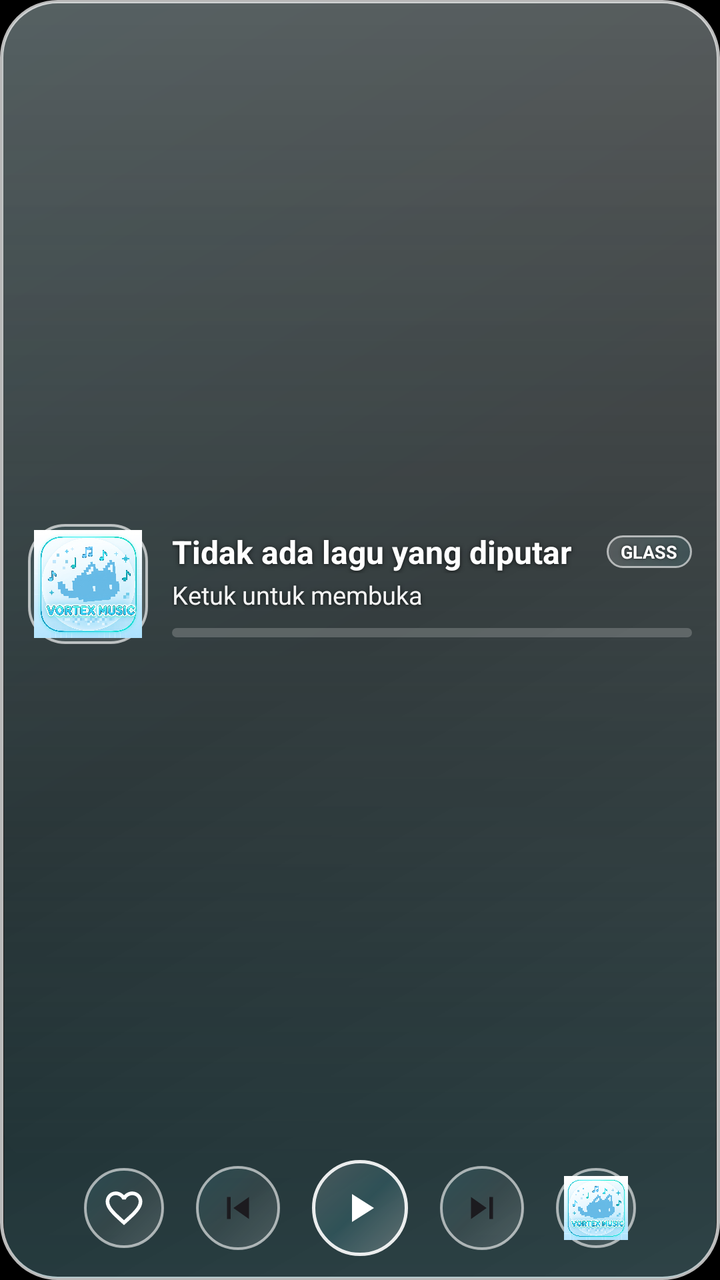
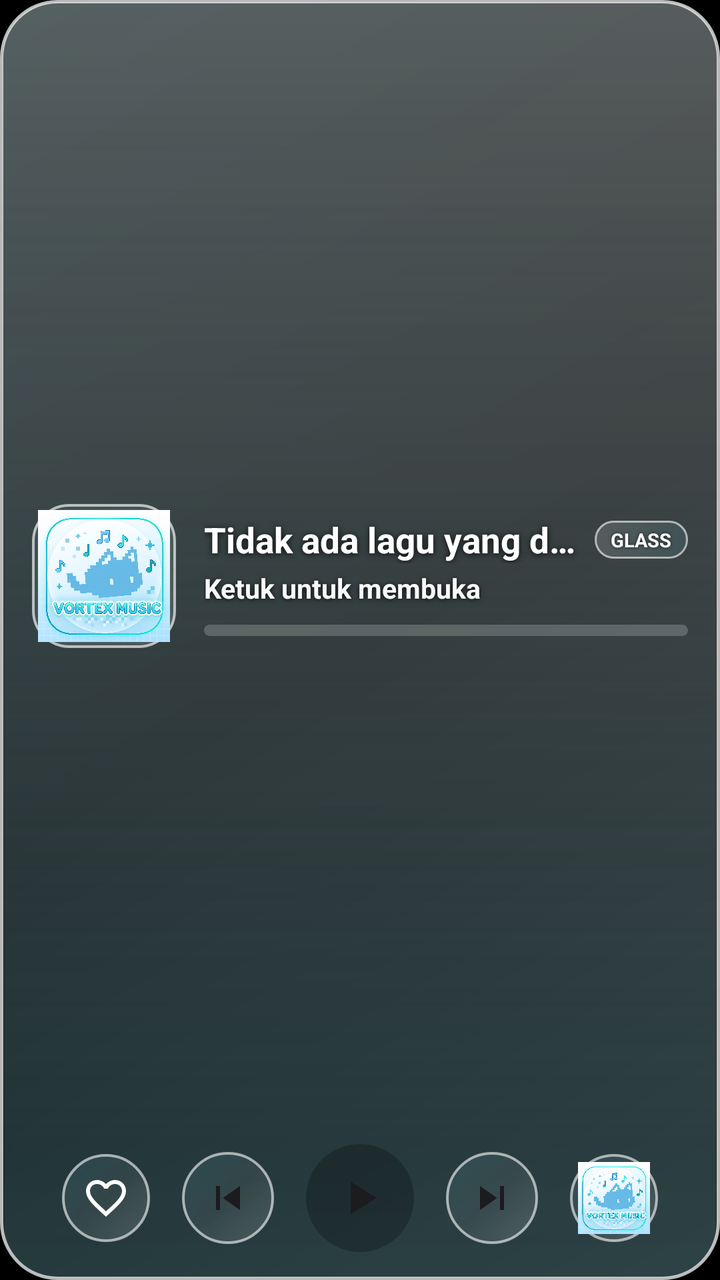

The first picture is an Android layout as it rendered before a commit; the second is the same layout after the commit. The layout source and the unified diff follow.
<!-- AndroidManifest.xml: application theme Theme.NanzBeatles -->
<!-- res/layout/widget_liquid_glass.xml -->
<?xml version="1.0" encoding="utf-8"?>
<RelativeLayout xmlns:android="http://schemas.android.com/apk/res/android"
    android:id="@+id/widget_glass_root"
    android:layout_width="match_parent"
    android:layout_height="match_parent"
    android:background="@android:color/transparent">

    
    <ImageView
        android:id="@+id/widget_glass_backdrop"
        android:layout_width="match_parent"
        android:layout_height="match_parent"
        android:scaleType="fitXY"
        android:src="@drawable/widget_liquid_glass_bg"
        android:contentDescription="@null" />

    
    <LinearLayout
        android:layout_width="match_parent"
        android:layout_height="match_parent"
        android:orientation="vertical"
        android:gravity="center_vertical"
        android:paddingStart="14dp"
        android:paddingEnd="14dp"
        android:paddingTop="12dp"
        android:paddingBottom="12dp">

        
        <LinearLayout
            android:layout_width="match_parent"
            android:layout_height="0dp"
            android:layout_weight="1"
            android:orientation="horizontal"
            android:gravity="center_vertical">

            
            <FrameLayout
                android:layout_width="60dp"
                android:layout_height="60dp"
                android:background="@drawable/widget_liquid_glass_album_frame"
                android:padding="3dp">

                <ImageView
                    android:id="@+id/widget_glass_album_art"
                    android:layout_width="match_parent"
                    android:layout_height="match_parent"
                    android:scaleType="centerCrop"
                    android:src="@drawable/ic_widget_music_placeholder"
                    android:contentDescription="@string/widget_album_art" />
            </FrameLayout>

            
            <LinearLayout
                android:layout_width="0dp"
                android:layout_height="wrap_content"
                android:layout_weight="1"
                android:layout_marginStart="12dp"
                android:orientation="vertical">

                <LinearLayout
                    android:layout_width="match_parent"
                    android:layout_height="wrap_content"
                    android:orientation="horizontal"
                    android:gravity="center_vertical">

                    <TextView
                        android:id="@+id/widget_glass_song_title"
                        android:layout_width="0dp"
                        android:layout_height="wrap_content"
                        android:layout_weight="1"
                        android:ellipsize="end"
                        android:maxLines="1"
                        android:text="@string/no_song_playing"
                        android:textColor="#FFFFFF"
                        android:textSize="16sp"
                        android:textStyle="bold"
                        android:shadowColor="#B3000000"
                        android:shadowDy="1"
                        android:shadowRadius="6" />

                    <TextView
                        android:id="@+id/widget_glass_badge"
                        android:layout_width="wrap_content"
                        android:layout_height="wrap_content"
                        android:layout_marginStart="6dp"
                        android:background="@drawable/widget_liquid_glass_badge_bg"
                        android:paddingStart="7dp"
                        android:paddingEnd="7dp"
                        android:paddingTop="2dp"
                        android:paddingBottom="2dp"
                        android:text="GLASS"
                        android:textColor="#FFFFFF"
                        android:textSize="9sp"
                        android:textStyle="bold"
                        android:shadowColor="#99000000"
                        android:shadowRadius="4" />
                </LinearLayout>

                <TextView
                    android:id="@+id/widget_glass_artist_name"
                    android:layout_width="match_parent"
                    android:layout_height="wrap_content"
                    android:layout_marginTop="2dp"
                    android:ellipsize="end"
                    android:maxLines="1"
                    android:text="@string/tap_to_open"
                    android:textColor="#F2FFFFFF"
                    android:textSize="12.5sp"
                    android:shadowColor="#B3000000"
                    android:shadowDy="1"
                    android:shadowRadius="5" />

                
                <ProgressBar
                    android:id="@+id/widget_glass_progress"
                    style="?android:attr/progressBarStyleHorizontal"
                    android:layout_width="match_parent"
                    android:layout_height="4.5dp"
                    android:layout_marginTop="8dp"
                    android:max="10000"
                    android:progress="0"
                    android:progressDrawable="@drawable/widget_liquid_glass_progress" />
            </LinearLayout>
        </LinearLayout>

        
        <LinearLayout
            android:layout_width="match_parent"
            android:layout_height="wrap_content"
            android:layout_marginTop="8dp"
            android:orientation="horizontal"
            android:gravity="center">

            <ImageView
                android:id="@+id/widget_glass_like_button"
                android:layout_width="40dp"
                android:layout_height="40dp"
                android:background="@drawable/widget_liquid_glass_btn_circle"
                android:padding="9dp"
                android:src="@drawable/ic_widget_heart_outline_nav"
                android:contentDescription="@string/widget_like_button" />

            <ImageView
                android:id="@+id/widget_glass_previous"
                android:layout_width="42dp"
                android:layout_height="42dp"
                android:layout_marginStart="16dp"
                android:background="@drawable/widget_liquid_glass_btn_circle"
                android:padding="10dp"
                android:src="@drawable/ic_widget_skip_previous"
                android:contentDescription="Sebelumnya" />

            <ImageView
                android:id="@+id/widget_glass_play_pause"
                android:layout_width="48dp"
                android:layout_height="48dp"
                android:layout_marginStart="16dp"
                android:layout_marginEnd="16dp"
                android:background="@drawable/widget_liquid_glass_play_pill"
                android:padding="12dp"
                android:src="@drawable/ic_widget_play"
                android:contentDescription="@string/widget_play_pause" />

            <ImageView
                android:id="@+id/widget_glass_next"
                android:layout_width="42dp"
                android:layout_height="42dp"
                android:layout_marginEnd="16dp"
                android:background="@drawable/widget_liquid_glass_btn_circle"
                android:padding="10dp"
                android:src="@drawable/ic_widget_skip_next"
                android:contentDescription="Berikutnya" />

            <ImageView
                android:id="@+id/widget_glass_open_app"
                android:layout_width="40dp"
                android:layout_height="40dp"
                android:background="@drawable/widget_liquid_glass_btn_circle"
                android:padding="4dp"
                android:scaleType="centerCrop"
                android:src="@drawable/vortex_icon"
                android:contentDescription="Buka Aplikasi" />
        </LinearLayout>

    </LinearLayout>

</RelativeLayout>
<!-- resources referenced by this layout -->
<resources>
  <!-- drawable ic_widget_music_placeholder (drawable) -->
  <?xml version="1.0" encoding="utf-8"?>
  <layer-list xmlns:android="http://schemas.android.com/apk/res/android">
      <item>
          <shape android:shape="rectangle">
              <solid android:color="#1A1528" />
          </shape>
      </item>
      <item
          android:width="96dp"
          android:height="96dp"
          android:gravity="center"
          android:drawable="@drawable/vortex_icon" />
  </layer-list>
  <!-- drawable ic_widget_play (drawable) -->
  <vector xmlns:android="http://schemas.android.com/apk/res/android"
      android:height="24dp"
      android:viewportHeight="24"
      android:viewportWidth="24"
      android:width="24dp">
      <path
          android:fillColor="#FFFFFF"
          android:pathData="M8,5v14l11,-7z"/>
  </vector>
  <!-- drawable ic_widget_skip_next (drawable) -->
  <vector xmlns:android="http://schemas.android.com/apk/res/android"
      android:height="24dp"
      android:viewportHeight="24"
      android:viewportWidth="24"
      android:width="24dp">
      <path
          android:fillColor="@color/widget_text_primary"
          android:pathData="M6,18l8.5,-6L6,6v12zM16,6v12h2V6h-2z"/>
  </vector>
  <!-- drawable ic_widget_skip_previous (drawable) -->
  <vector xmlns:android="http://schemas.android.com/apk/res/android"
      android:height="24dp"
      android:viewportHeight="24"
      android:viewportWidth="24"
      android:width="24dp">
      <path
          android:fillColor="@color/widget_text_primary"
          android:pathData="M6,6h2v12L6,18zM9.5,12l8.5,6L18,6z"/>
  </vector>
  <!-- drawable widget_liquid_glass_album_frame (drawable) -->
  <?xml version="1.0" encoding="utf-8"?>
  <shape xmlns:android="http://schemas.android.com/apk/res/android"
      android:shape="rectangle">
      <corners android:radius="18dp" />
      <gradient
          android:angle="135"
          android:startColor="#26FFFFFF"
          android:endColor="#1064E9FF"
          android:type="linear" />
      <stroke
          android:width="1.2dp"
          android:color="#A6FFFFFF" />
  </shape>
  <!-- drawable widget_liquid_glass_badge_bg (drawable) -->
  <?xml version="1.0" encoding="utf-8"?>
  <shape xmlns:android="http://schemas.android.com/apk/res/android"
      android:shape="rectangle">
      <corners android:radius="50dp" />
      <gradient
          android:angle="0"
          android:startColor="#24FFFFFF"
          android:endColor="#1864E9FF"
          android:type="linear" />
      <stroke
          android:width="1dp"
          android:color="#99FFFFFF" />
  </shape>
  <!-- drawable widget_liquid_glass_btn_circle (drawable) -->
  <?xml version="1.0" encoding="utf-8"?>
  <shape xmlns:android="http://schemas.android.com/apk/res/android"
      android:shape="oval">
      <gradient
          android:angle="135"
          android:startColor="#28FFFFFF"
          android:centerColor="#10FFFFFF"
          android:endColor="#1C64E9FF"
          android:type="linear" />
      <stroke
          android:width="1.2dp"
          android:color="#99FFFFFF" />
  </shape>
  <!-- drawable widget_liquid_glass_play_pill (drawable) -->
  <?xml version="1.0" encoding="utf-8"?>
  <shape xmlns:android="http://schemas.android.com/apk/res/android"
      android:shape="oval">
      <gradient
          android:angle="135"
          android:startColor="#42FFFFFF"
          android:centerColor="#1F64E9FF"
          android:endColor="#29FFFFFF"
          android:type="linear" />
      <stroke
          android:width="1.5dp"
          android:color="#E6FFFFFF" />
  </shape>
  <string name="no_song_playing">Tidak ada lagu yang diputar</string>
  <string name="tap_to_open">Ketuk untuk membuka</string>
  <string name="widget_album_art">Seni album</string>
  <string name="widget_like_button">Suka</string>
  <string name="widget_play_pause">Putar / Jeda</string>
  <color name="widget_on_tertiary_container">#FFFFFF</color>
  <color name="widget_text_primary">#1C1B1F</color>
  <!-- unchanged entries left out for length: 5 -->
</resources>

<!-- the commit's change to res/layout/widget_liquid_glass.xml (unified diff, before → after) -->
@@ -20,10 +20,10 @@
         android:layout_height="match_parent"
         android:orientation="vertical"
         android:gravity="center_vertical"
-        android:paddingStart="14dp"
-        android:paddingEnd="14dp"
-        android:paddingTop="12dp"
-        android:paddingBottom="12dp">
+        android:paddingStart="16dp"
+        android:paddingEnd="16dp"
+        android:paddingTop="14dp"
+        android:paddingBottom="14dp">
 
         
         <LinearLayout
@@ -33,10 +33,9 @@
             android:orientation="horizontal"
             android:gravity="center_vertical">
 
-            
             <FrameLayout
-                android:layout_width="60dp"
-                android:layout_height="60dp"
+                android:layout_width="72dp"
+                android:layout_height="72dp"
                 android:background="@drawable/widget_liquid_glass_album_frame"
                 android:padding="3dp">
 
@@ -49,12 +48,11 @@
                     android:contentDescription="@string/widget_album_art" />
             </FrameLayout>
 
-            
             <LinearLayout
                 android:layout_width="0dp"
                 android:layout_height="wrap_content"
                 android:layout_weight="1"
-                android:layout_marginStart="12dp"
+                android:layout_marginStart="14dp"
                 android:orientation="vertical">
 
                 <LinearLayout
@@ -72,27 +70,27 @@
                         android:maxLines="1"
                         android:text="@string/no_song_playing"
                         android:textColor="#FFFFFF"
-                        android:textSize="16sp"
+                        android:textSize="17.5sp"
                         android:textStyle="bold"
-                        android:shadowColor="#B3000000"
+                        android:shadowColor="#CC000000"
                         android:shadowDy="1"
-                        android:shadowRadius="6" />
+                        android:shadowRadius="7" />
 
                     <TextView
                         android:id="@+id/widget_glass_badge"
                         android:layout_width="wrap_content"
                         android:layout_height="wrap_content"
-                        android:layout_marginStart="6dp"
+                        android:layout_marginStart="8dp"
                         android:background="@drawable/widget_liquid_glass_badge_bg"
-                        android:paddingStart="7dp"
-                        android:paddingEnd="7dp"
-                        android:paddingTop="2dp"
-                        android:paddingBottom="2dp"
+                        android:paddingStart="8dp"
+                        android:paddingEnd="8dp"
+                        android:paddingTop="3dp"
+                        android:paddingBottom="3dp"
                         android:text="GLASS"
                         android:textColor="#FFFFFF"
-                        android:textSize="9sp"
+                        android:textSize="9.5sp"
                         android:textStyle="bold"
-                        android:shadowColor="#99000000"
+                        android:shadowColor="#AA000000"
                         android:shadowRadius="4" />
                 </LinearLayout>
 
@@ -100,23 +98,23 @@
                     android:id="@+id/widget_glass_artist_name"
                     android:layout_width="match_parent"
                     android:layout_height="wrap_content"
-                    android:layout_marginTop="2dp"
+                    android:layout_marginTop="3dp"
                     android:ellipsize="end"
                     android:maxLines="1"
                     android:text="@string/tap_to_open"
-                    android:textColor="#F2FFFFFF"
-                    android:textSize="12.5sp"
-                    android:shadowColor="#B3000000"
+                    android:textColor="#F8FFFFFF"
+                    android:textSize="13.5sp"
+                    android:textStyle="bold"
+                    android:shadowColor="#CC000000"
                     android:shadowDy="1"
-                    android:shadowRadius="5" />
+                    android:shadowRadius="6" />
 
-                
                 <ProgressBar
                     android:id="@+id/widget_glass_progress"
                     style="?android:attr/progressBarStyleHorizontal"
                     android:layout_width="match_parent"
-                    android:layout_height="4.5dp"
-                    android:layout_marginTop="8dp"
+                    android:layout_height="5.5dp"
+                    android:layout_marginTop="9dp"
                     android:max="10000"
                     android:progress="0"
                     android:progressDrawable="@drawable/widget_liquid_glass_progress" />
@@ -127,54 +125,54 @@
         <LinearLayout
             android:layout_width="match_parent"
             android:layout_height="wrap_content"
-            android:layout_marginTop="8dp"
+            android:layout_marginTop="10dp"
             android:orientation="horizontal"
             android:gravity="center">
 
             <ImageView
                 android:id="@+id/widget_glass_like_button"
-                android:layout_width="40dp"
-                android:layout_height="40dp"
+                android:layout_width="44dp"
+                android:layout_height="44dp"
                 android:background="@drawable/widget_liquid_glass_btn_circle"
-                android:padding="9dp"
+                android:padding="10dp"
                 android:src="@drawable/ic_widget_heart_outline_nav"
                 android:contentDescription="@string/widget_like_button" />
 
             <ImageView
                 android:id="@+id/widget_glass_previous"
-                android:layout_width="42dp"
-                android:layout_height="42dp"
+                android:layout_width="46dp"
+                android:layout_height="46dp"
                 android:layout_marginStart="16dp"
                 android:background="@drawable/widget_liquid_glass_btn_circle"
-                android:padding="10dp"
+                android:padding="11dp"
                 android:src="@drawable/ic_widget_skip_previous"
                 android:contentDescription="Sebelumnya" />
 
             <ImageView
                 android:id="@+id/widget_glass_play_pause"
-                android:layout_width="48dp"
-                android:layout_height="48dp"
+                android:layout_width="54dp"
+                android:layout_height="54dp"
                 android:layout_marginStart="16dp"
                 android:layout_marginEnd="16dp"
-                android:background="@drawable/widget_liquid_glass_play_pill"
-                android:padding="12dp"
-                android:src="@drawable/ic_widget_play"
+                android:background="@drawable/widget_play_button_bg"
+                android:padding="13dp"
+                android:src="@drawable/ic_widget_play_dark"
                 android:contentDescription="@string/widget_play_pause" />
 
             <ImageView
                 android:id="@+id/widget_glass_next"
-                android:layout_width="42dp"
-                android:layout_height="42dp"
+                android:layout_width="46dp"
+                android:layout_height="46dp"
                 android:layout_marginEnd="16dp"
                 android:background="@drawable/widget_liquid_glass_btn_circle"
-                android:padding="10dp"
+                android:padding="11dp"
                 android:src="@drawable/ic_widget_skip_next"
                 android:contentDescription="Berikutnya" />
 
             <ImageView
                 android:id="@+id/widget_glass_open_app"
-                android:layout_width="40dp"
-                android:layout_height="40dp"
+                android:layout_width="44dp"
+                android:layout_height="44dp"
                 android:background="@drawable/widget_liquid_glass_btn_circle"
                 android:padding="4dp"
                 android:scaleType="centerCrop"
<!-- resource entries referenced after the edit -->
@@ -14,14 +14,15 @@
           android:gravity="center"
           android:drawable="@drawable/vortex_icon" />
   </layer-list>
-  <!-- drawable ic_widget_play (drawable) -->
+  <!-- drawable ic_widget_play_dark (drawable) -->
+  <?xml version="1.0" encoding="utf-8"?>
   <vector xmlns:android="http://schemas.android.com/apk/res/android"
       android:height="24dp"
       android:viewportHeight="24"
       android:viewportWidth="24"
       android:width="24dp">
       <path
-          android:fillColor="#FFFFFF"
+          android:fillColor="@color/colorOnSurface"
           android:pathData="M8,5v14l11,-7z"/>
   </vector>
   <!-- drawable ic_widget_skip_next (drawable) -->
@@ -86,19 +87,11 @@
           android:width="1.2dp"
           android:color="#99FFFFFF" />
   </shape>
-  <!-- drawable widget_liquid_glass_play_pill (drawable) -->
+  <!-- drawable widget_play_button_bg (drawable) -->
   <?xml version="1.0" encoding="utf-8"?>
   <shape xmlns:android="http://schemas.android.com/apk/res/android"
       android:shape="oval">
-      <gradient
-          android:angle="135"
-          android:startColor="#42FFFFFF"
-          android:centerColor="#1F64E9FF"
-          android:endColor="#29FFFFFF"
-          android:type="linear" />
-      <stroke
-          android:width="1.5dp"
-          android:color="#E6FFFFFF" />
+      <solid android:color="#40000000" />
   </shape>
   <string name="no_song_playing">Tidak ada lagu yang diputar</string>
   <string name="tap_to_open">Ketuk untuk membuka</string>
@@ -106,6 +99,7 @@
   <string name="widget_like_button">Suka</string>
   <string name="widget_play_pause">Putar / Jeda</string>
   <color name="widget_on_tertiary_container">#FFFFFF</color>
+  <color name="colorOnSurface">#1C1B1F</color>
   <color name="widget_text_primary">#1C1B1F</color>
   <!-- unchanged entries left out for length: 5 -->
 </resources>
